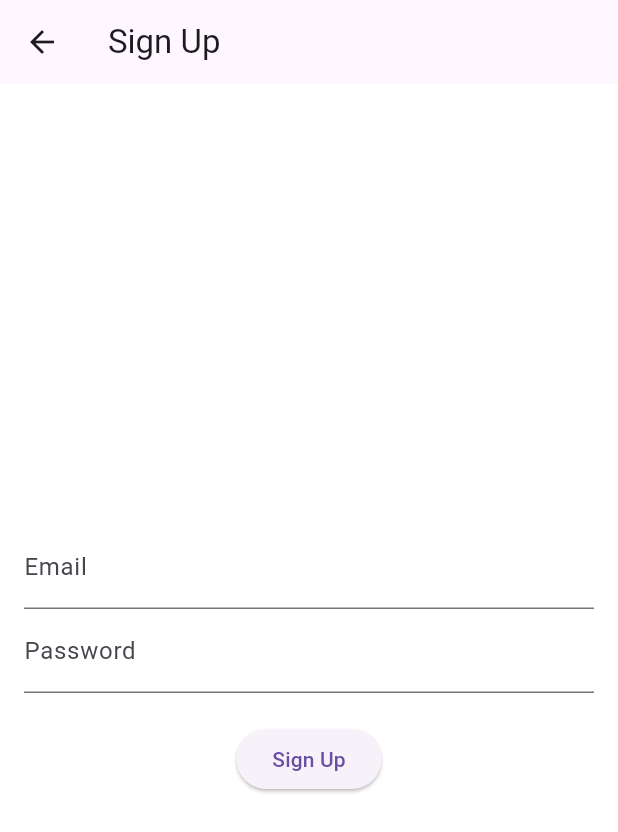
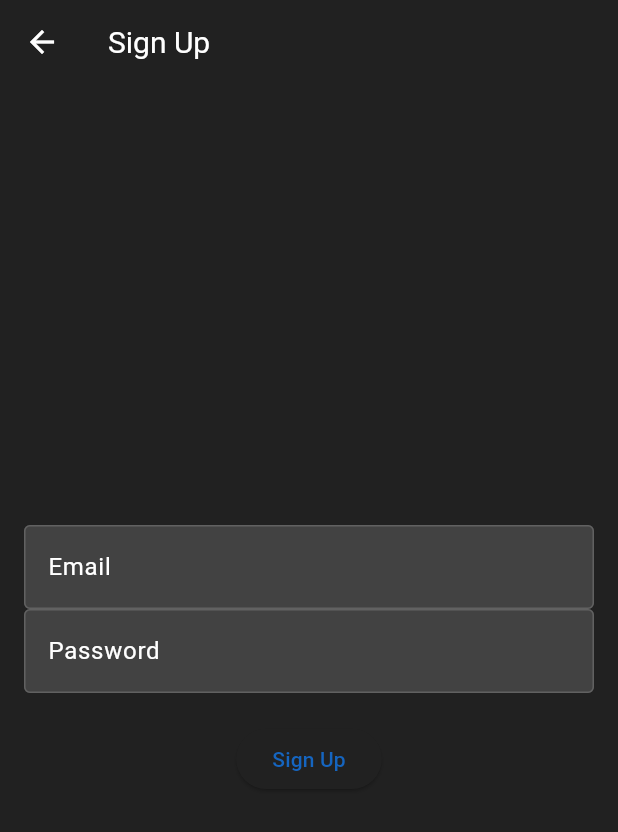
Before and after one commit to WaleedaRaza/petform, a Flutter app: the screen it shows after launch, after a tap on "Sign Up", on a phone screen of 412 x 824 dp. Shown: the top 832 px of the screen. Run offline on Flutter 3.47's test engine with Material 3 defaults, Android fonts, the phone set to English and light mode, and no system bars; our stand-ins replace cached_network_image, shared_preferences, shimmer.

Commit message:
final frontend integration

```diff
--- a/lib/main.dart
+++ b/lib/main.dart
@@ -24,12 +24,64 @@ class PetformApp extends StatelessWidget {
     return MaterialApp(
       title: 'Petform',
       theme: ThemeData(
-        primarySwatch: Colors.blue,
-        scaffoldBackgroundColor: Colors.white,
-        bottomNavigationBarTheme: const BottomNavigationBarThemeData(
-          backgroundColor: Colors.white,
-          selectedItemColor: Colors.blue,
-          unselectedItemColor: Colors.grey,
+        brightness: Brightness.dark, // Enable dark mode
+        colorScheme: ColorScheme.dark(
+          primary: Colors.blue[800]!, // Darker blue for primary color
+          secondary: Colors.orange, // Orange as accent color
+          surface: Colors.grey[900]!, // Unified dark grey for surfaces
+        ),
+        scaffoldBackgroundColor: Colors.grey[900], // Unified dark grey background
+        appBarTheme: AppBarTheme(
+          backgroundColor: Colors.grey[900], // Match headers to scaffold
+          titleTextStyle: const TextStyle(color: Colors.white, fontSize: 20),
+          iconTheme: const IconThemeData(color: Colors.white),
+        ),
+        bottomNavigationBarTheme: BottomNavigationBarThemeData(
+          backgroundColor: Colors.grey[850], // Consistent dark grey for dock
+          selectedItemColor: Colors.orange, // Orange for selected items
+          unselectedItemColor: Colors.grey[400], // Light grey for unselected
+          selectedLabelStyle: const TextStyle(color: Colors.orange),
+          unselectedLabelStyle: TextStyle(color: Colors.grey[400]),
+        ),
+        dropdownMenuTheme: DropdownMenuThemeData(
+          menuStyle: MenuStyle(
+            backgroundColor: WidgetStateProperty.all(Colors.grey[800]), // Dark grey for dropdowns
+            surfaceTintColor: WidgetStateProperty.all(Colors.grey[800]),
+          ),
+          textStyle: const TextStyle(color: Colors.white), // White text in dropdowns
+        ),
+        inputDecorationTheme: InputDecorationTheme(
+          filled: true,
+          fillColor: Colors.grey[800], // Dark grey for text boxes
+          hintStyle: TextStyle(color: Colors.grey[400]), // Light grey hints
+          labelStyle: const TextStyle(color: Colors.white), // White labels
+          border: OutlineInputBorder(
+            borderSide: BorderSide(color: Colors.grey[700]!),
+          ),
+          enabledBorder: OutlineInputBorder(
+            borderSide: BorderSide(color: Colors.grey[700]!),
+          ),
+          focusedBorder: OutlineInputBorder(
+            borderSide: BorderSide(color: Colors.orange), // Orange focus border
+          ),
+        ),
+        cardTheme: CardThemeData(
+          color: Colors.grey[850], // Slightly lighter grey for cards
+          surfaceTintColor: Colors.grey[850],
+        ),
+        popupMenuTheme: PopupMenuThemeData(
+          color: Colors.grey[800], // Dark grey for popup menus
+          textStyle: const TextStyle(color: Colors.white),
+          surfaceTintColor: Colors.grey[800],
+        ),
+        floatingActionButtonTheme: const FloatingActionButtonThemeData(
+          backgroundColor: Colors.orange, // Orange FAB
+          foregroundColor: Colors.white, // White icon on FAB
+        ),
+        textTheme: ThemeData.dark().textTheme.copyWith(
+          bodyLarge: TextStyle(color: Colors.white),
+          bodyMedium: TextStyle(color: Colors.white70),
+          headlineLarge: TextStyle(color: Colors.white),
         ),
       ),
       home: const WelcomeScreen(),
```
Also changed, not shown: lib/models/pet.dart (+27 -0 lines), lib/services/api_service.dart (+20 -0 lines), lib/views/ask_ai_screen.dart (+5 -8 lines), lib/views/community_feed_screen.dart (+11 -15 lines), lib/views/home_screen.dart (+43 -60 lines), lib/views/pet_profile_creation_screen.dart (+5 -3 lines), lib/views/profile_settings_screen.dart (+45 -4 lines), lib/views/shopping_list_screen.dart (+16 -9 lines).
